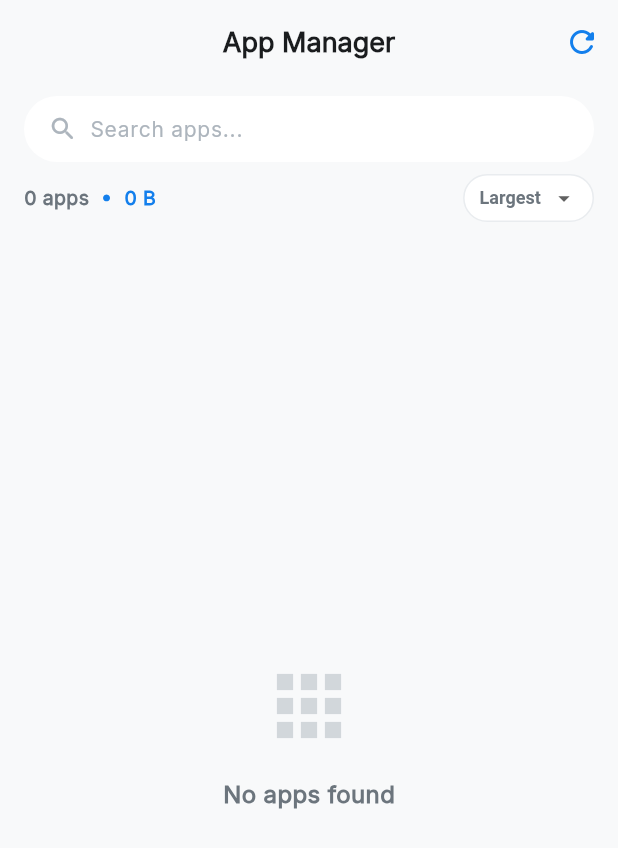
After one commit to lebac1010/clear-space, a Flutter app: the AppManagerScreen screen opened by its route, on a phone screen of 412 x 824 dp. The commit adds this screen. Shown: the top 848 px of the screen. Run offline on Flutter 3.47's test engine with Material 3 defaults, Android fonts, the phone set to English and light mode, and no system bars; our stand-ins replace flutter_riverpod, freezed_annotation, gap, go_router, hooks_riverpod, permission_handler and 2 more; accounts and stored records are empty; generated files the repository leaves out were written again.

Commit message:
Add Apps feature

```diff
--- a/lib/core/router/app_router.dart
+++ b/lib/core/router/app_router.dart
@@ -13,6 +13,7 @@ import '../../features/contacts/presentation/screens/contacts_screen.dart';
 import '../../features/dashboard/presentation/screens/dashboard_screen.dart';
 import '../../features/cleanup/presentation/screens/junk_files_screen.dart';
 import '../../features/files/presentation/screens/media_explorer_screen.dart';
+import '../../features/apps/presentation/screens/app_manager_screen.dart';
 import '../../features/photos/presentation/screens/photos_screen.dart';
 import '../../features/settings/presentation/screens/settings_screen.dart';
 import '../../features/onboarding/presentation/screens/onboarding_screen.dart';
@@ -165,6 +166,12 @@ GoRouter goRouter(GoRouterRef ref) {
 
       // Other Routes (Hide Bottom Nav)
       GoRoute(
+        path: RouteConstants.apps,
+        name: 'apps',
+        parentNavigatorKey: rootNavigatorKey,
+        builder: (context, state) => const AppManagerScreen(),
+      ),
+      GoRoute(
         path: RouteConstants.contacts,
         name: 'contacts',
         parentNavigatorKey: rootNavigatorKey,
--- a/lib/core/router/route_constants.dart
+++ b/lib/core/router/route_constants.dart
@@ -7,6 +7,7 @@ abstract class RouteConstants {
   static const String cleanup = '/cleanup';
   static const String photos = '/photos';
   static const String files = '/files';
+  static const String apps = '/apps';
 
   // Non-tab routes
   static const String contacts = '/contacts';
--- /dev/null
+++ b/lib/features/apps/domain/entities/installed_app.dart
@@ -0,0 +1,55 @@
+import 'dart:convert';
+import 'package:flutter/foundation.dart';
+
+/// Represents an installed application on the device.
+/// Icon bytes are pre-decoded and cached to avoid Base64 decoding on every rebuild.
+class InstalledApp {
+  final String packageName;
+  final String name;
+  final String version;
+  final int size;
+  final int installDate;
+  final Uint8List iconBytes;
+
+  const InstalledApp({
+    required this.packageName,
+    required this.name,
+    required this.version,
+    required this.size,
+    required this.installDate,
+    required this.iconBytes,
+  });
+
+  /// Factory to create from native MethodChannel map.
+  /// Base64 is decoded once here and cached as Uint8List.
+  /// Defensively handles corrupted/empty icon data.
+  factory InstalledApp.fromMap(Map<String, dynamic> map) {
+    final iconBase64 = map['iconBase64'] as String? ?? '';
+
+    // Guard against corrupted Base64 from native side
+    Uint8List decoded;
+    try {
+      decoded = iconBase64.isNotEmpty ? base64Decode(iconBase64) : Uint8List(0);
+    } catch (_) {
+      decoded = Uint8List(0);
+    }
+
+    return InstalledApp(
+      packageName: map['packageName'] as String? ?? '',
+      name: map['name'] as String? ?? 'Unknown',
+      version: map['version'] as String? ?? 'Unknown',
+      // Kotlin `Long` maps to Dart `int` on 64-bit, but could arrive as `num`
+      size: (map['size'] as num?)?.toInt() ?? 0,
+      installDate: (map['installDate'] as num?)?.toInt() ?? 0,
+      iconBytes: decoded,
+    );
+  }
+
+  @override
+  bool operator ==(Object other) =>
+      identical(this, other) ||
+      other is InstalledApp && packageName == other.packageName;
+
+  @override
+  int get hashCode => packageName.hashCode;
+}
--- /dev/null
+++ b/lib/features/apps/presentation/controllers/app_manager_controller.dart
@@ -0,0 +1,163 @@
+import 'dart:async';
+import 'package:flutter_riverpod/flutter_riverpod.dart';
+import '../../../dashboard/data/providers/storage_provider.dart';
+import '../../domain/entities/installed_app.dart';
+
+enum AppSortOption { sizeDesc, sizeAsc, nameAsc, dateDesc }
+
+class AppManagerState {
+  final AsyncValue<List<InstalledApp>> apps;
+  final AppSortOption sortOption;
+  final String searchQuery;
+  final bool isUninstalling;
+
+  const AppManagerState({
+    required this.apps,
+    this.sortOption = AppSortOption.sizeDesc,
+    this.searchQuery = '',
+    this.isUninstalling = false,
+  });
+
+  AppManagerState copyWith({
+    AsyncValue<List<InstalledApp>>? apps,
+    AppSortOption? sortOption,
+    String? searchQuery,
+    bool? isUninstalling,
+  }) {
+    return AppManagerState(
+      apps: apps ?? this.apps,
+      sortOption: sortOption ?? this.sortOption,
+      searchQuery: searchQuery ?? this.searchQuery,
+      isUninstalling: isUninstalling ?? this.isUninstalling,
+    );
+  }
+
+  /// Total count and size of the unfiltered list
+  int get totalAppCount => apps.hasValue ? apps.value!.length : 0;
+
+  /// Total size — accurate up to petabytes of aggregate apps
+  int get totalAppSize =>
+      apps.hasValue ? apps.value!.fold(0, (sum, app) => sum + app.size) : 0;
+
+  /// Filtered & sorted list for display — computed once per state change
+  List<InstalledApp> get filteredAndSortedApps {
+    if (!apps.hasValue) return [];
+
+    var list = apps.value!.toList();
+
+    // Filter
+    if (searchQuery.trim().isNotEmpty) {
+      final q = searchQuery.toLowerCase();
+      list = list
+          .where(
+            (app) =>
+                app.name.toLowerCase().contains(q) ||
+                app.packageName.toLowerCase().contains(q),
+          )
+          .toList();
+    }
+
+    // Sort
+    list.sort((a, b) {
+      switch (sortOption) {
+        case AppSortOption.sizeDesc:
+          return b.size.compareTo(a.size);
+        case AppSortOption.sizeAsc:
+          return a.size.compareTo(b.size);
+        case AppSortOption.nameAsc:
+          return a.name.compareTo(b.name);
+        case AppSortOption.dateDesc:
+          return b.installDate.compareTo(a.installDate);
+      }
+    });
+
+    return list;
+  }
+}
+
+class AppManagerController extends StateNotifier<AppManagerState> {
+  final Ref _ref;
+  Timer? _debounceTimer;
+  bool _isFetching = false; // Guard against concurrent fetches
+
+  AppManagerController(this._ref)
+    : super(const AppManagerState(apps: AsyncValue.loading())) {
+    _fetchApps();
+  }
+
+  Future<void> _fetchApps() async {
+    // Prevent concurrent fetch calls (e.g. onResume + refresh racing)
+    if (_isFetching) return;
+    _isFetching = true;
+
+    // Only show loading spinner on initial load, not on refresh/resume
+    if (!state.apps.hasValue) {
+      state = state.copyWith(apps: const AsyncValue.loading());
+    }
+    try {
+      final repo = await _ref.read(storageRepositoryProvider.future);
+      final rawApps = await repo.getInstalledApps();
+
+      final apps = rawApps.map((map) => InstalledApp.fromMap(map)).toList();
+      if (mounted) {
+        state = state.copyWith(apps: AsyncValue.data(apps));
+      }
+    } catch (e, st) {
+      if (mounted) {
+        state = state.copyWith(apps: AsyncValue.error(e, st));
+      }
+    } finally {
+      _isFetching = false;
+    }
+  }
+
+  void setSortOption(AppSortOption option) {
+    state = state.copyWith(sortOption: option);
+  }
+
+  /// Debounced search — waits 300ms after last keystroke
+  void setSearchQuery(String query) {
+    _debounceTimer?.cancel();
+    _debounceTimer = Timer(const Duration(milliseconds: 300), () {
+      if (mounted) {
+        state = state.copyWith(searchQuery: query);
+      }
+    });
+  }
+
+  /// Trigger uninstall. The native side shows the system dialog and
+  /// returns immediately. Re-fetch happens via `onResume()`.
+  Future<void> uninstallApp(String packageName) async {
+    state = state.copyWith(isUninstalling: true);
+    try {
+      final repo = await _ref.read(storageRepositoryProvider.future);
+      await repo.uninstallApp(packageName);
+    } catch (_) {
+      // Swallow — the system dialog handles failure UX
+    } finally {
+      if (mounted) {
+        state = state.copyWith(isUninstalling: false);
+      }
+    }
+  }
+
+  /// Called when app resumes (user returns from uninstall dialog)
+  Future<void> onResume() => _fetchApps();
+
+  /// Refresh: clear search and re-fetch
+  Future<void> refresh() async {
+    state = state.copyWith(searchQuery: '');
+    await _fetchApps();
+  }
+
+  @override
+  void dispose() {
+    _debounceTimer?.cancel();
+    super.dispose();
+  }
+}
+
+final appManagerControllerProvider =
+    StateNotifierProvider<AppManagerController, AppManagerState>((ref) {
+      return AppManagerController(ref);
+    });
--- /dev/null
+++ b/lib/features/apps/presentation/screens/app_manager_screen.dart
@@ -0,0 +1,454 @@
+import 'package:flutter/material.dart';
+import 'package:flutter_riverpod/flutter_riverpod.dart';
+
+import '../../../../core/theme/app_colors.dart';
+import '../../../../core/utils/file_utils.dart';
+import '../../../../core/widgets/error_view.dart';
+import '../../domain/entities/installed_app.dart';
+import '../controllers/app_manager_controller.dart';
+
+class AppManagerScreen extends ConsumerStatefulWidget {
+  const AppManagerScreen({super.key});
+
+  @override
+  ConsumerState<AppManagerScreen> createState() => _AppManagerScreenState();
+}
+
+class _AppManagerScreenState extends ConsumerState<AppManagerScreen>
+    with WidgetsBindingObserver {
+  final _searchController = TextEditingController();
+  bool _didTriggerUninstall = false;
+
+  @override
+  void initState() {
+    super.initState();
+    WidgetsBinding.instance.addObserver(this);
+  }
+
+  @override
+  void dispose() {
+    WidgetsBinding.instance.removeObserver(this);
+    _searchController.dispose();
+    super.dispose();
+  }
+
+  /// When user returns from system uninstall dialog, re-fetch apps
+  @override
+  void didChangeAppLifecycleState(AppLifecycleState state) {
+    if (state == AppLifecycleState.resumed && _didTriggerUninstall) {
+      _didTriggerUninstall = false;
+      ref.read(appManagerControllerProvider.notifier).onResume();
+    }
+  }
+
+  @override
+  Widget build(BuildContext context) {
+    final state = ref.watch(appManagerControllerProvider);
+    final controller = ref.read(appManagerControllerProvider.notifier);
+
+    return Scaffold(
+      backgroundColor: AppColors.background,
+      appBar: AppBar(
+        // Consistent with DuplicateListScreen, LargeFileListScreen, MediaExplorerScreen
+        backgroundColor: AppColors.background,
+        surfaceTintColor: Colors.transparent,
+        elevation: 0,
+        centerTitle: true,
+        title: const Text(
+          'App Manager',
+          style: TextStyle(
+            fontWeight: FontWeight.bold,
+            fontSize: 18,
+            color: AppColors.textPrimary,
+          ),
+        ),
+        actions: [
+          IconButton(
+            icon: const Icon(Icons.refresh_rounded),
+            color: AppColors.primary,
+            onPressed: () {
+              _searchController.clear();
+              controller.refresh();
+              ScaffoldMessenger.of(context)
+                ..clearSnackBars()
+                ..showSnackBar(
+                  const SnackBar(
+                    content: Text('Refreshing app list...'),
+                    duration: Duration(seconds: 1),
+                    behavior: SnackBarBehavior.floating,
+                  ),
+                );
+            },
+          ),
+        ],
+      ),
+      body: Stack(
+        children: [
+          Column(
+            children: [
+              _buildSearchBar(controller),
+              _buildSummaryHeader(state),
+              Expanded(
+                child: state.apps.when(
+                  loading: () => const Center(
+                    child: CircularProgressIndicator(color: AppColors.primary),
+                  ),
+                  // Use shared ErrorView widget — consistent with rest of the app
+                  error: (err, _) => ErrorView(
+                    message: err.toString(),
+                    onRetry: () => controller.refresh(),
+                  ),
+                  data: (_) {
+                    final appsList = state.filteredAndSortedApps;
+
+                    if (appsList.isEmpty) {
+                      return Center(
+                        child: Column(
+                          mainAxisAlignment: MainAxisAlignment.center,
+                          children: [
+                            Icon(
+                              Icons.apps_rounded,
+                              size: 64,
+                              color: AppColors.textTertiary.withValues(
+                                alpha: 0.5,
+                              ),
+                            ),
+                            const SizedBox(height: 16),
+                            Text(
+                              state.searchQuery.isEmpty
+                                  ? 'No apps found'
+                                  : 'No matching apps',
+                              style: const TextStyle(
+                                fontSize: 16,
+                                fontWeight: FontWeight.w600,
+                                color: AppColors.textSecondary,
+                              ),
+                            ),
+                          ],
+                        ),
+                      );
+                    }
+
+                    return Scrollbar(
+                      thumbVisibility: true,
+                      child: ListView.separated(
+                        padding: const EdgeInsets.fromLTRB(16, 0, 16, 16),
+                        itemCount: appsList.length,
+                        separatorBuilder: (_, __) => const SizedBox(height: 12),
+                        itemBuilder: (context, index) {
+                          final app = appsList[index];
+                          return _AppItemCard(
+                            app: app,
+                            onUninstall: () =>
+                                _confirmUninstall(context, app, controller),
+                          );
+                        },
+                      ),
+                    );
+                  },
+                ),
+              ),
+            ],
+          ),
+          // Loading overlay during uninstall
+          if (state.isUninstalling)
+            Container(
+              color: Colors.black26,
+              child: const Center(
+                child: Card(
+                  child: Padding(
+                    padding: EdgeInsets.all(24),
+                    child: Column(
+                      mainAxisSize: MainAxisSize.min,
+                      children: [
+                        CircularProgressIndicator(color: AppColors.primary),
+                        SizedBox(height: 16),
+                        Text('Opening uninstaller...'),
+                      ],
+                    ),
+                  ),
+                ),
+              ),
+            ),
+        ],
+      ),
+    );
+  }
+
+  /// Confirmation dialog — consistent with cleanup screens
+  void _confirmUninstall(
+    BuildContext context,
+    InstalledApp app,
+    AppManagerController controller,
+  ) {
+    showDialog(
+      context: context,
+      builder: (ctx) => AlertDialog(
+        title: const Text('Uninstall App'),
+        content: Text(
+          'Are you sure you want to uninstall "${app.name}" (${FileUtils.formatSize(app.size)})?\n\n'
+          'This will remove the app and all its data.',
+        ),
+        actions: [
+          TextButton(
+            onPressed: () => Navigator.of(ctx).pop(),
+            child: const Text('Cancel'),
+          ),
+          FilledButton(
+            onPressed: () {
+              Navigator.of(ctx).pop();
+              _didTriggerUninstall = true;
+              controller.uninstallApp(app.packageName);
+            },
+            style: FilledButton.styleFrom(backgroundColor: AppColors.error),
+            child: const Text('Uninstall'),
+          ),
+        ],
+      ),
+    );
+  }
+
+  Widget _buildSearchBar(AppManagerController controller) {
+    return Padding(
+      padding: const EdgeInsets.symmetric(horizontal: 16, vertical: 8),
+      child: Container(
+        height: 44,
+        decoration: BoxDecoration(
+          color: AppColors.surface,
+          borderRadius: BorderRadius.circular(22),
+        ),
+        padding: const EdgeInsets.symmetric(horizontal: 16),
+        child: Row(
+          children: [
+            const Icon(
+              Icons.search_rounded,
+              size: 20,
+              color: AppColors.textTertiary,
+            ),
+            const SizedBox(width: 8),
+            Expanded(
+              child: TextField(
+                controller: _searchController,
+                onChanged: controller.setSearchQuery,
+                decoration: const InputDecoration(
+                  hintText: 'Search apps...',
+                  hintStyle: TextStyle(
+                    color: AppColors.textTertiary,
+                    fontSize: 14,
+                  ),
+                  border: InputBorder.none,
+                  enabledBorder: InputBorder.none,
+                  focusedBorder: InputBorder.none,
+                  filled: false,
+                  isDense: true,
+                  contentPadding: EdgeInsets.zero,
+                ),
+                style: const TextStyle(
+                  fontSize: 14,
+                  color: AppColors.textPrimary,
+                ),
+              ),
+            ),
+          ],
+        ),
+      ),
+    );
+  }
+
+  /// Summary bar showing total apps, total size, and sort dropdown
+  Widget _buildSummaryHeader(AppManagerState state) {
+    if (!state.apps.hasValue) return const SizedBox.shrink();
+
+    final controller = ref.read(appManagerControllerProvider.notifier);
+    final filtered = state.filteredAndSortedApps;
+    final total = state.totalAppCount;
+    final showing = state.searchQuery.isEmpty
+        ? '$total apps'
+        : '${filtered.length} / $total apps';
+
+    return Padding(
+      padding: const EdgeInsets.fromLTRB(16, 0, 16, 8),
+      child: Row(
+        children: [
+          Text(
+            showing,
+            style: const TextStyle(
+              fontSize: 13,
+              fontWeight: FontWeight.w600,
+              color: AppColors.textSecondary,
+            ),
+          ),
+          const SizedBox(width: 8),
+          Text(
+            '•  ${FileUtils.formatSize(state.totalAppSize)}',
+            style: const TextStyle(
+              fontSize: 13,
+              fontWeight: FontWeight.w600,
+              color: AppColors.primary,
+            ),
+          ),
+          const Spacer(),
+          // Sort dropdown — compact, inline
+          Container(
+            height: 32,
+            padding: const EdgeInsets.symmetric(horizontal: 10),
+            decoration: BoxDecoration(
+              color: AppColors.surface,
+              borderRadius: BorderRadius.circular(16),
+              border: Border.all(color: AppColors.border),
+            ),
+            child: DropdownButtonHideUnderline(
+              child: DropdownButton<AppSortOption>(
+                value: state.sortOption,
+                isDense: true,
+                icon: const Icon(Icons.arrow_drop_down, size: 18),
+                style: const TextStyle(
+                  fontSize: 12,
+                  fontWeight: FontWeight.w600,
+                  color: AppColors.textSecondary,
+                ),
+                items: const [
+                  DropdownMenuItem(
+                    value: AppSortOption.sizeDesc,
+                    child: Text('Largest'),
+                  ),
+                  DropdownMenuItem(
+                    value: AppSortOption.sizeAsc,
+                    child: Text('Smallest'),
+                  ),
+                  DropdownMenuItem(
+                    value: AppSortOption.dateDesc,
+                    child: Text('Newest'),
+                  ),
+                  DropdownMenuItem(
+                    value: AppSortOption.nameAsc,
+                    child: Text('A-Z'),
+                  ),
+                ],
+                onChanged: (opt) {
+                  if (opt != null) controller.setSortOption(opt);
+                },
+              ),
+            ),
+          ),
+        ],
+      ),
+    );
+  }
+}
+
+class _AppItemCard extends StatelessWidget {
+  final InstalledApp app;
+  final VoidCallback onUninstall;
+
+  const _AppItemCard({required this.app, required this.onUninstall});
+
+  @override
+  Widget build(BuildContext context) {
+    return Container(
+      padding: const EdgeInsets.all(16),
+      decoration: BoxDecoration(
+        color: AppColors.surface,
+        borderRadius: BorderRadius.circular(16),
+        border: Border.all(color: AppColors.border),
+      ),
+      child: Row(
+        children: [
+          // Icon — iconBytes is cached Uint8List, no decode needed
+          ClipRRect(
+            borderRadius: BorderRadius.circular(12),
+            child: app.iconBytes.isNotEmpty
+                ? Image.memory(
+                    app.iconBytes,
+                    width: 48,
+                    height: 48,
+                    fit: BoxFit.cover,
+                    gaplessPlayback: true,
+                    // Decode to exact display size for memory efficiency
+                    cacheWidth: 144,
+                    cacheHeight: 144,
+                    errorBuilder: (_, __, ___) => _fallbackIcon(),
+                  )
+                : _fallbackIcon(),
+          ),
+          const SizedBox(width: 16),
+
+          // Details
+          Expanded(
+            child: Column(
+              crossAxisAlignment: CrossAxisAlignment.start,
+              children: [
+                Text(
+                  app.name,
+                  maxLines: 1,
+                  overflow: TextOverflow.ellipsis,
+                  style: const TextStyle(
+                    fontSize: 16,
+                    fontWeight: FontWeight.w600,
+                    color: AppColors.textPrimary,
+                  ),
+                ),
+                const SizedBox(height: 4),
+                Row(
+                  children: [
+                    Text(
+                      FileUtils.formatSize(app.size),
+                      style: const TextStyle(
+                        fontSize: 13,
+                        fontWeight: FontWeight.w600,
+                        color: AppColors.primary,
+                      ),
+                    ),
+                    const SizedBox(width: 8),
+                    const Text(
+                      '•',
+                      style: TextStyle(color: AppColors.textTertiary),
+                    ),
+                    const SizedBox(width: 8),
+                    Expanded(
+                      child: Text(
+                        'v${app.version}',
+                        maxLines: 1,
+                        overflow: TextOverflow.ellipsis,
+                        style: const TextStyle(
+                          fontSize: 12,
+                          color: AppColors.textTertiary,
+                        ),
+                      ),
+                    ),
+                  ],
+                ),
+              ],
+            ),
+          ),
+          const SizedBox(width: 12),
+
+          // Uninstall Button
+          IconButton(
+            onPressed: onUninstall,
+            icon: const Icon(
+              Icons.delete_outline_rounded,
+              color: AppColors.error,
+            ),
+            tooltip: 'Uninstall',
+            style: IconButton.styleFrom(
+              backgroundColor: AppColors.error.withValues(alpha: 0.1),
+            ),
+          ),
+        ],
+      ),
+    );
+  }
+
+  Widget _fallbackIcon() {
+    return Container(
+      width: 48,
+      height: 48,
+      decoration: BoxDecoration(
+        color: AppColors.primary.withValues(alpha: 0.1),
+        borderRadius: BorderRadius.circular(12),
+      ),
+      child: const Icon(Icons.android, color: AppColors.primary),
+    );
+  }
+}
--- a/lib/features/dashboard/domain/repositories/storage_repository.dart
+++ b/lib/features/dashboard/domain/repositories/storage_repository.dart
@@ -35,4 +35,10 @@ abstract class StorageRepository {
     int limit = 50,
     int offset = 0,
   });
+
+  /// Get installed user applications
+  Future<List<Map<String, dynamic>>> getInstalledApps();
+
+  /// Trigger system uninstall UI for an application
+  Future<bool> uninstallApp(String packageName);
 }
--- a/lib/features/dashboard/presentation/screens/dashboard_screen.dart
+++ b/lib/features/dashboard/presentation/screens/dashboard_screen.dart
@@ -220,7 +220,7 @@ class DashboardScreen extends ConsumerWidget {
                   ? info.systemSize / info.totalSpace
                   : 0,
               isScanning: isScanning,
-              onTap: () => context.go('${RouteConstants.files}?category=apps'),
+              onTap: () => context.push(RouteConstants.apps),
             ),
           ],
         ),
```
Also changed, not shown: lib/core/services/native_storage_scanner.dart (+18 -0 lines), lib/features/dashboard/data/repositories/storage_repository_impl.dart (+10 -0 lines), lib/core/router/app_router.g.dart, lib/features/files/presentation/controllers/media_explorer_controller.g.dart, 5 other files.
